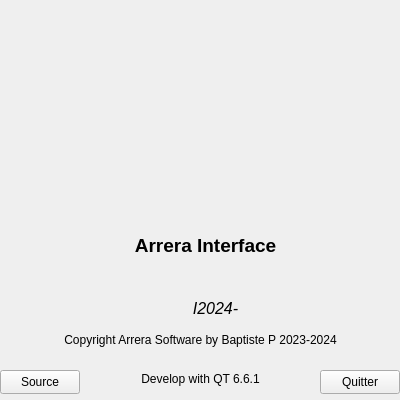
First picture: the form in carreraapropos.ui, repository Arrera-Software/Arrera-Interface, before the edit.
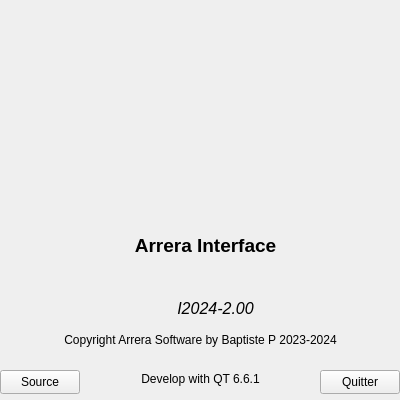
Second picture: the form after the edit. Icons and pictures are not drawn.

Commit message: Mise en place du numero de version

```diff
--- a/carreraapropos.ui
+++ b/carreraapropos.ui
@@ -83,7 +83,7 @@
      </font>
     </property>
     <property name="text">
-     <string>I2024-</string>
+     <string>I2024-2.00</string>
     </property>
     <property name="alignment">
      <set>Qt::AlignCenter</set>
```
The commit also changes 1 other file.
